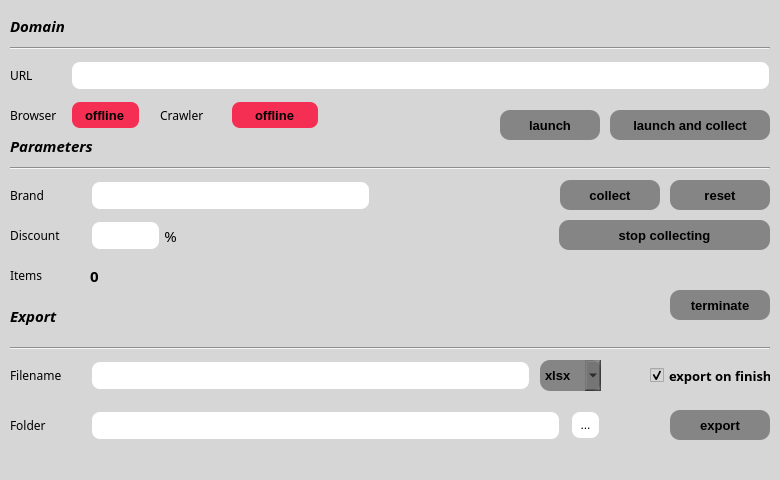
First picture: the form in gui/ui_resources/atcrawl_crawler_ui.ui, repository kosazna/atcrawl, before the edit.
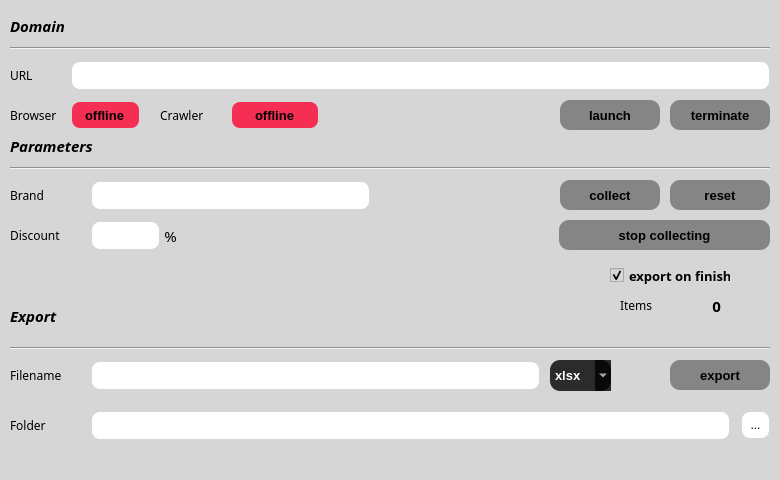
Second picture: the form after the edit.

```diff
--- a/gui/ui_resources/atcrawl_crawler_ui.ui
+++ b/gui/ui_resources/atcrawl_crawler_ui.ui
@@ -137,8 +137,8 @@
    <widget class="QToolButton" name="bt_launch">
     <property name="geometry">
      <rect>
-      <x>500</x>
-      <y>110</y>
+      <x>560</x>
+      <y>100</y>
       <width>100</width>
       <height>30</height>
      </rect>
@@ -194,7 +194,7 @@
     <property name="geometry">
      <rect>
       <x>670</x>
-      <y>410</y>
+      <y>360</y>
       <width>100</width>
       <height>30</height>
      </rect>
@@ -328,7 +328,7 @@
      <rect>
       <x>90</x>
       <y>410</y>
-      <width>471</width>
+      <width>641</width>
       <height>31</height>
      </rect>
     </property>
@@ -404,7 +404,7 @@
      <rect>
       <x>90</x>
       <y>360</y>
-      <width>441</width>
+      <width>451</width>
       <height>31</height>
      </rect>
     </property>
@@ -467,7 +467,7 @@
     <property name="geometry">
      <rect>
       <x>670</x>
-      <y>290</y>
+      <y>100</y>
       <width>100</width>
       <height>30</height>
      </rect>
@@ -491,34 +491,6 @@
      <string>terminate</string>
     </property>
    </widget>
-   <widget class="QToolButton" name="bt_launch_collect">
-    <property name="geometry">
-     <rect>
-      <x>610</x>
-      <y>110</y>
-      <width>160</width>
-      <height>30</height>
-     </rect>
-    </property>
-    <property name="font">
-     <font>
-      <family>Segoe UI</family>
-      <pointsize>10</pointsize>
-      <weight>75</weight>
-      <bold>true</bold>
-     </font>
-    </property>
-    <property name="styleSheet">
-     <string notr="true">background-color: rgba(112, 112, 112, 0.8);
-color: rgb(0, 0, 0);
-border-width:10px;
-border-radius:10px;
-</string>
-    </property>
-    <property name="text">
-     <string>launch and collect</string>
-    </property>
-   </widget>
    <widget class="QLabel" name="label_params">
     <property name="geometry">
      <rect>
@@ -585,8 +557,8 @@
    <widget class="QCheckBox" name="check_export">
     <property name="geometry">
      <rect>
-      <x>650</x>
-      <y>360</y>
+      <x>610</x>
+      <y>260</y>
       <width>121</width>
       <height>31</height>
      </rect>
@@ -697,7 +669,7 @@
    <widget class="QToolButton" name="browse_folder">
     <property name="geometry">
      <rect>
-      <x>570</x>
+      <x>740</x>
       <y>410</y>
       <width>31</width>
       <height>30</height>
@@ -717,7 +689,7 @@
    <widget class="QComboBox" name="list_type">
     <property name="geometry">
      <rect>
-      <x>540</x>
+      <x>550</x>
       <y>360</y>
       <width>61</width>
       <height>31</height>
@@ -732,8 +704,8 @@
      </font>
     </property>
     <property name="styleSheet">
-     <string notr="true">background-color: rgba(112, 112, 112, 0.8);
-color: rgb(0, 0, 0);
+     <string notr="true">background-color: rgba(0, 0, 0, 0.8);
+color: rgb(255, 255, 255);
 border-width:4px;
 border-color:black;
 border-radius:10px;</string>
@@ -812,9 +784,9 @@
    <widget class="QLabel" name="label_items">
     <property name="geometry">
      <rect>
-      <x>10</x>
-      <y>260</y>
-      <width>71</width>
+      <x>620</x>
+      <y>290</y>
+      <width>41</width>
       <height>31</height>
      </rect>
     </property>
@@ -837,9 +809,9 @@
    <widget class="QLabel" name="count_items">
     <property name="geometry">
      <rect>
-      <x>90</x>
-      <y>260</y>
-      <width>81</width>
+      <x>670</x>
+      <y>290</y>
+      <width>51</width>
       <height>31</height>
      </rect>
     </property>
@@ -858,6 +830,9 @@
     <property name="text">
      <string>0</string>
     </property>
+    <property name="alignment">
+     <set>Qt::AlignRight|Qt::AlignTrailing|Qt::AlignVCenter</set>
+    </property>
    </widget>
   </widget>
   <widget class="QStatusBar" name="statusbar"/>
```
